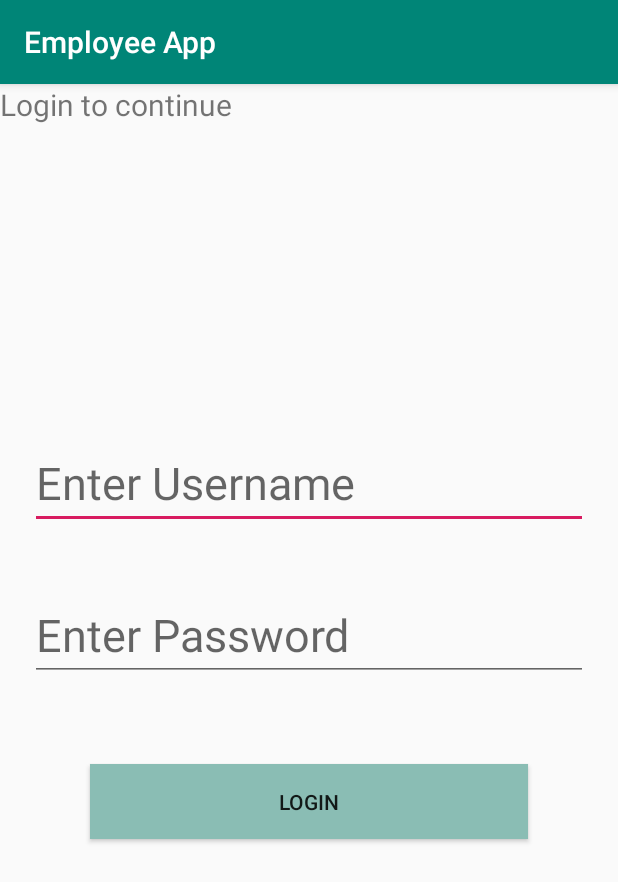
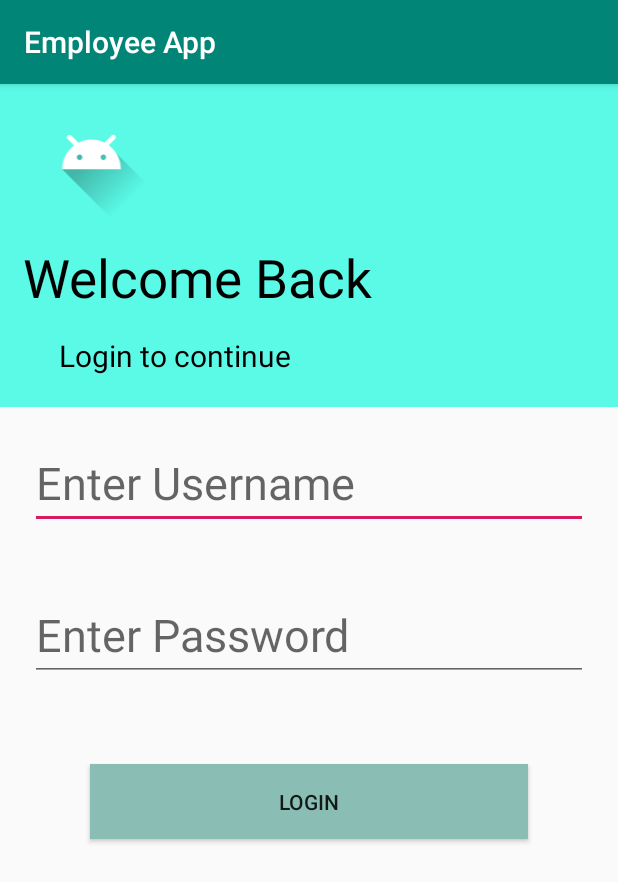
Before and after one commit to glen33lobo/EmployeeApp, an Android app: the screen it shows after launch (MainActivity), on a phone screen of 412 x 824 dp. Shown: the top 882 px of the screen. Run offline under Robolectric (Android 15) with nearby library versions, the phone set to English and light mode, and no system bars; our stand-ins replace Volley.

Commit message:
19 th july

```diff
--- a/app/src/main/res/drawable/ic_launcher_foreground.xml
+++ b/app/src/main/res/drawable/ic_launcher_foreground.xml
@@ -3,11 +3,11 @@
     android:height="108dp"
     android:viewportWidth="35.06721"
     android:viewportHeight="35.06721"
-    android:tint="#F90F11">
+    android:tint="#F92200">
   <group android:translateX="5.533606"
       android:translateY="5.533606">
       <path
           android:fillColor="#FF000000"
-          android:pathData="M12,17c1.1,0 2,-0.9 2,-2s-0.9,-2 -2,-2 -2,0.9 -2,2 0.9,2 2,2zM18,8h-1L17,6c0,-2.76 -2.24,-5 -5,-5S7,3.24 7,6v2L6,8c-1.1,0 -2,0.9 -2,2v10c0,1.1 0.9,2 2,2h12c1.1,0 2,-0.9 2,-2L20,10c0,-1.1 -0.9,-2 -2,-2zM8.9,6c0,-1.71 1.39,-3.1 3.1,-3.1s3.1,1.39 3.1,3.1v2L8.9,8L8.9,6zM18,20L6,20L6,10h12v10z"/>
+          android:pathData="M11.99,2C6.47,2 2,6.48 2,12s4.47,10 9.99,10C17.52,22 22,17.52 22,12S17.52,2 11.99,2zM12,20c-4.42,0 -8,-3.58 -8,-8s3.58,-8 8,-8 8,3.58 8,8 -3.58,8 -8,8zM15.5,11c0.83,0 1.5,-0.67 1.5,-1.5S16.33,8 15.5,8 14,8.67 14,9.5s0.67,1.5 1.5,1.5zM8.5,11c0.83,0 1.5,-0.67 1.5,-1.5S9.33,8 8.5,8 7,8.67 7,9.5 7.67,11 8.5,11zM12,17.5c2.33,0 4.31,-1.46 5.11,-3.5L6.89,14c0.8,2.04 2.78,3.5 5.11,3.5z"/>
   </group>
 </vector>
--- a/app/src/main/res/layout/activity_main.xml
+++ b/app/src/main/res/layout/activity_main.xml
@@ -14,15 +14,43 @@
         android:layout_width="match_parent"
         android:layout_height="215dp"
         tools:ignore="InvalidId"
-        android:background="#009FEBDA">
+        android:background="#5AFAE7">
 
 
         <TextView
+            android:id="@+id/t1"
             android:layout_width="wrap_content"
             android:layout_height="wrap_content"
+            android:layout_alignParentStart="true"
+            android:layout_alignParentLeft="true"
+            android:layout_alignParentBottom="true"
+            android:layout_marginStart="24dp"
+            android:layout_marginLeft="24dp"
+            android:layout_marginBottom="5dp"
+            android:padding="15dp"
             android:text="Login to continue"
+            android:textColor="#000000"
             android:textSize="20sp" />
 
+        <TextView
+            android:id="@+id/welcome"
+            android:layout_width="wrap_content"
+            android:layout_height="51dp"
+            android:layout_above="@id/t1"
+            android:layout_alignParentTop="true"
+            android:layout_marginTop="105dp"
+            android:layout_marginBottom="-3dp"
+            android:paddingLeft="15dp"
+            android:text="Welcome Back"
+            android:textColor="#000000"
+            android:textSize="35sp" />
+
+        <ImageView
+            android:id="@+id/imageView2"
+            android:layout_width="122dp"
+            android:layout_height="96dp"
+            android:src="@drawable/ic_launcher_foreground"
+            />
     </RelativeLayout>
 
     <LinearLayout
--- a/app/src/main/res/values/ic_launcher_background.xml
+++ b/app/src/main/res/values/ic_launcher_background.xml
@@ -1,4 +1,4 @@
 <?xml version="1.0" encoding="utf-8"?>
 <resources>
-    <color name="ic_launcher_background">#FFFFFF</color>
+    <color name="ic_launcher_background">#0CFFF2</color>
 </resources>
```
Also changed, not shown: app/src/main/logout-web.png, app/src/main/res/mipmap-hdpi/logout.png, app/src/main/res/mipmap-hdpi/logout_round.png, app/src/main/res/mipmap-mdpi/logout.png, app/src/main/res/mipmap-mdpi/logout_round.png, app/src/main/res/mipmap-xhdpi/logout.png, app/src/main/res/mipmap-xhdpi/logout_round.png, app/src/main/res/mipmap-xxhdpi/logout.png, app/src/main/res/mipmap-xxhdpi/logout_round.png, app/src/main/res/mipmap-xxxhdpi/logout.png, app/src/main/res/mipmap-xxxhdpi/logout_round.png.
